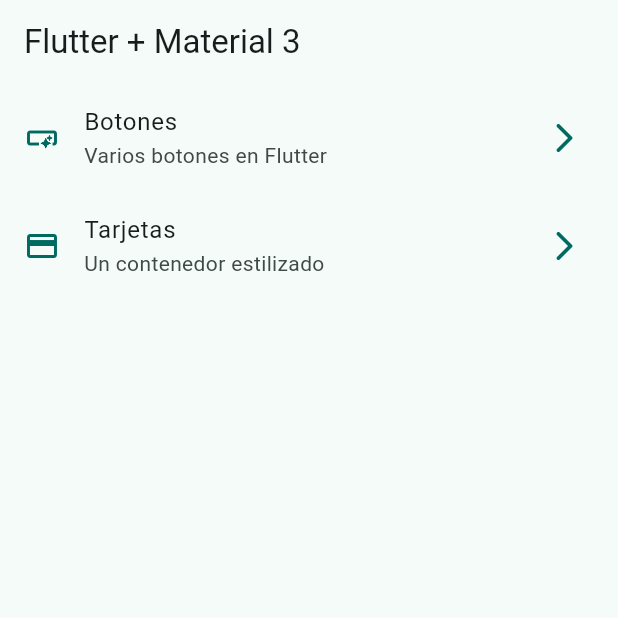
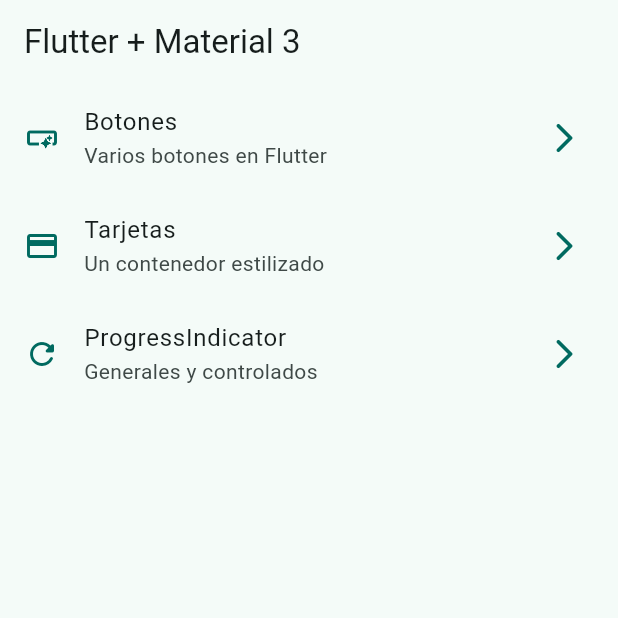
Before and after one commit to ElianC13/widgets_app, a Flutter app: the screen it shows after launch, on a phone screen of 412 x 824 dp, the top half of it. Run offline on Flutter 3.47's test engine with Material 3 defaults, Android fonts, the phone set to English and light mode, and no system bars; our stand-ins replace go_router.

Commit message:
progress indicators

```diff
--- a/lib/config/menu/menu_items.dart
+++ b/lib/config/menu/menu_items.dart
@@ -27,5 +27,11 @@ const appMenutItems = <MenuItem> [
     link: "/cards",
     icon: Icons.credit_card
     ),
+  MenuItem(
+    title: "ProgressIndicator",
+    subTitle: "Generales y controlados",
+    link: "/progress",
+    icon: Icons.refresh_rounded
+    ),
 
 ];
--- a/lib/config/router/app_router.dart
+++ b/lib/config/router/app_router.dart
@@ -22,5 +22,11 @@ final appRouter = GoRouter(
       name: CardsScreen.name,
       builder:(context, state) => const CardsScreen()
     ),
+
+    GoRoute (
+      path:'/progress',
+      name: ProgressScreen.name,
+      builder:(context, state) => const ProgressScreen()
+    ),
   ]
 );
```
Also changed, not shown: lib/presentation/screens/progress/progress_screen.dart (+61 -1 lines).
